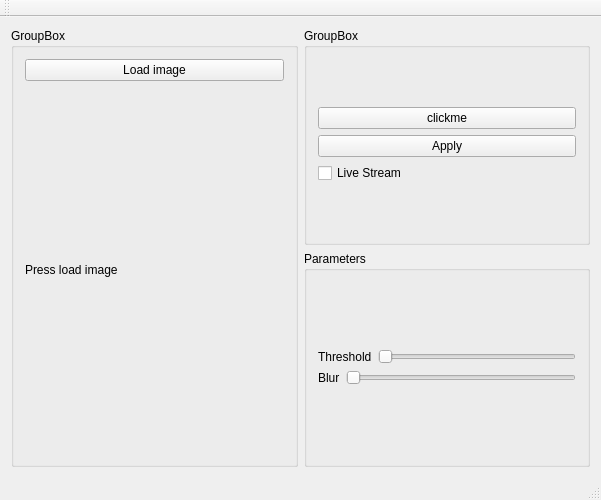
This is qtapp/mainwindow.ui in Eaton-Software/hack-junction as Qt 5 draws it before an edit. The edited form follows.
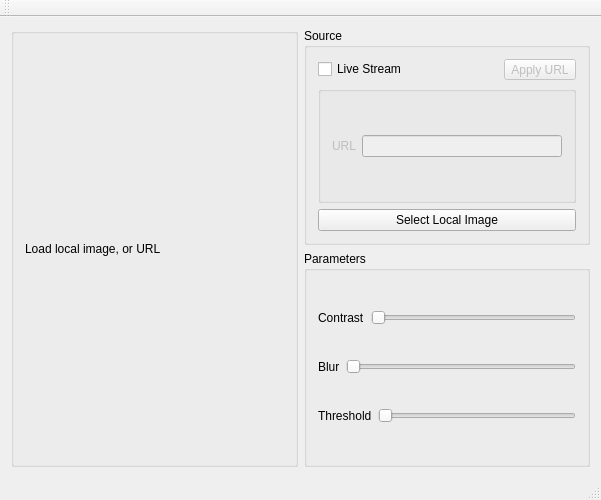
This is the edited form.

Commit message: Add url input and contrast bar

What changed in the file:
```diff
--- a/qtapp/mainwindow.ui
+++ b/qtapp/mainwindow.ui
@@ -41,22 +41,15 @@
          </sizepolicy>
         </property>
         <property name="title">
-         <string>GroupBox</string>
+         <string/>
         </property>
         <layout class="QGridLayout" name="gridLayout">
          <item row="0" column="0">
           <layout class="QVBoxLayout" name="verticalLayout_2">
-           <item>
-            <widget class="QPushButton" name="pushButton_2">
-             <property name="text">
-              <string>Load image</string>
-             </property>
-            </widget>
-           </item>
            <item>
             <widget class="QLabel" name="picbox">
              <property name="text">
-              <string>Press load image</string>
+              <string>Load local image, or URL</string>
              </property>
             </widget>
            </item>
@@ -76,34 +69,56 @@
            </sizepolicy>
           </property>
           <property name="title">
-           <string>GroupBox</string>
+           <string>Source</string>
           </property>
           <layout class="QGridLayout" name="gridLayout_3">
-           <item row="0" column="0">
-            <layout class="QGridLayout" name="gridLayout_2">
-             <item row="0" column="0">
-              <widget class="QPushButton" name="pushButton_3">
-               <property name="text">
-                <string>clickme</string>
-               </property>
-              </widget>
-             </item>
-             <item row="1" column="0">
-              <widget class="QPushButton" name="pushButton">
-               <property name="text">
-                <string>Apply</string>
-               </property>
-              </widget>
-             </item>
-             <item row="3" column="0">
-              <widget class="QCheckBox" name="checkBox_4">
+           <item row="1" column="0">
+            <layout class="QHBoxLayout" name="horizontalLayout_8">
+             <item>
+              <widget class="QCheckBox" name="stream">
                <property name="text">
                 <string>Live Stream</string>
                </property>
               </widget>
              </item>
+             <item>
+              <widget class="QToolButton" name="applyURL">
+               <property name="enabled">
+                <bool>false</bool>
+               </property>
+               <property name="text">
+                <string>Apply URL</string>
+               </property>
+              </widget>
+             </item>
             </layout>
            </item>
+           <item row="2" column="0">
+            <widget class="QGroupBox" name="urlBox">
+             <property name="enabled">
+              <bool>false</bool>
+             </property>
+             <layout class="QHBoxLayout" name="horizontalLayout_5">
+              <item>
+               <widget class="QLabel" name="urlLabel">
+                <property name="text">
+                 <string>URL</string>
+                </property>
+               </widget>
+              </item>
+              <item>
+               <widget class="QLineEdit" name="url"/>
+              </item>
+             </layout>
+            </widget>
+           </item>
+           <item row="3" column="0">
+            <widget class="QPushButton" name="loadLocal">
+             <property name="text">
+              <string>Select Local Image</string>
+             </property>
+            </widget>
+           </item>
           </layout>
          </widget>
         </item>
@@ -119,29 +134,8 @@
            <string>Parameters</string>
           </property>
           <layout class="QGridLayout" name="gridLayout_4">
-           <item row="0" column="0">
+           <item row="1" column="0">
             <layout class="QVBoxLayout" name="verticalLayout_3">
-             <item>
-              <layout class="QHBoxLayout" name="horizontalLayout_4">
-               <item>
-                <widget class="QLabel" name="label">
-                 <property name="text">
-                  <string>Threshold</string>
-                 </property>
-                </widget>
-               </item>
-               <item>
-                <widget class="QSlider" name="thresholdSlider">
-                 <property name="maximum">
-                  <number>255</number>
-                 </property>
-                 <property name="orientation">
-                  <enum>Qt::Horizontal</enum>
-                 </property>
-                </widget>
-               </item>
-              </layout>
-             </item>
              <item>
               <layout class="QHBoxLayout" name="horizontalLayout_3">
                <item>
@@ -157,7 +151,7 @@
                   <number>1</number>
                  </property>
                  <property name="maximum">
-                  <number>15</number>
+                  <number>10</number>
                  </property>
                  <property name="singleStep">
                   <number>2</number>
@@ -171,6 +165,45 @@
              </item>
             </layout>
            </item>
+           <item row="2" column="0">
+            <layout class="QHBoxLayout" name="horizontalLayout_4">
+             <item>
+              <widget class="QLabel" name="thresholdLabel">
+               <property name="text">
+                <string>Threshold</string>
+               </property>
+              </widget>
+             </item>
+             <item>
+              <widget class="QSlider" name="thresholdSlider">
+               <property name="maximum">
+                <number>255</number>
+               </property>
+               <property name="orientation">
+                <enum>Qt::Horizontal</enum>
+               </property>
+              </widget>
+             </item>
+            </layout>
+           </item>
+           <item row="0" column="0">
+            <layout class="QHBoxLayout" name="horizontalLayout_7">
+             <item>
+              <widget class="QLabel" name="label_4">
+               <property name="text">
+                <string>Contrast</string>
+               </property>
+              </widget>
+             </item>
+             <item>
+              <widget class="QSlider" name="contrastSlider">
+               <property name="orientation">
+                <enum>Qt::Horizontal</enum>
+               </property>
+              </widget>
+             </item>
+            </layout>
+           </item>
           </layout>
          </widget>
         </item>
```
Left out of the diff: 57 changed lines with no effect on the pictures. The commit also changes 2 other files.
